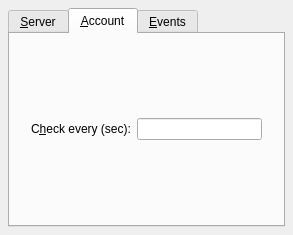
Qt form korn/kornaccountcfg.ui (chusopr/kdepim-ktimetracker-akonadi) before a commit.
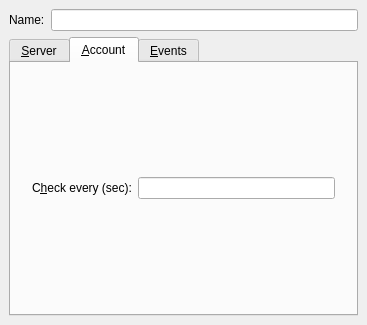
The same form after that commit. The open tabs and pages were chosen to show the change. Custom widgets are drawn as their Qt base class.

Commit message:
- Some porting (removing KEditListBox) - New configuration system (based on KConfigSkeleton)
It should compile, but it is not likely to run as expected.

What changed in the file:
```diff
--- a/korn/kornaccountcfg.ui
+++ b/korn/kornaccountcfg.ui
@@ -8,17 +8,37 @@
    <rect>
     <x>0</x>
     <y>0</y>
-    <width>293</width>
-    <height>232</height>
+    <width>367</width>
+    <height>325</height>
    </rect>
   </property>
   <layout class="QVBoxLayout" >
    <property name="margin" >
-    <number>8</number>
+    <number>9</number>
    </property>
    <property name="spacing" >
     <number>6</number>
    </property>
+   <item>
+    <layout class="QHBoxLayout" >
+     <property name="margin" >
+      <number>0</number>
+     </property>
+     <property name="spacing" >
+      <number>6</number>
+     </property>
+     <item>
+      <widget class="QLabel" name="lbName" >
+       <property name="text" >
+        <string>Name:</string>
+       </property>
+      </widget>
+     </item>
+     <item>
+      <widget class="QLineEdit" name="edName" />
+     </item>
+    </layout>
+   </item>
    <item>
     <widget class="QTabWidget" name="tab" >
      <widget class="QWidget" name="server_tab" >
```
Left out of the diff: 3 changed lines with no effect on the pictures. The commit also changes 48 other files.
